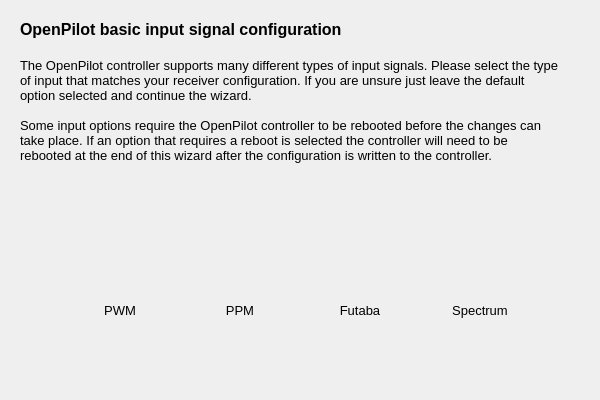
This is ground/openpilotgcs/src/plugins/setupwizard/pages/inputpage.ui in openpilot/OpenPilot as Qt 5 draws it before an edit. The edited form follows.
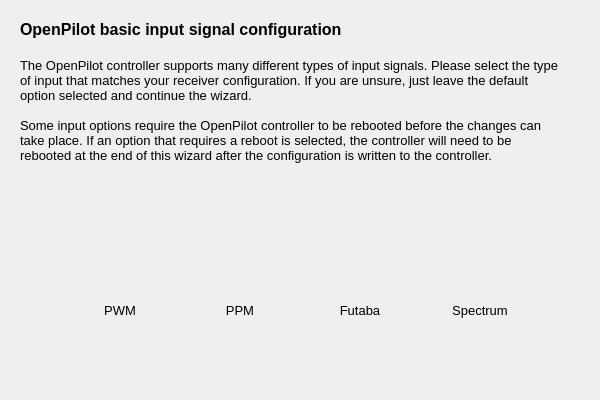
This is the edited form. Icons and pictures are not drawn.

Diff of the .ui file:
```diff
--- a/ground/openpilotgcs/src/plugins/setupwizard/pages/inputpage.ui
+++ b/ground/openpilotgcs/src/plugins/setupwizard/pages/inputpage.ui
@@ -29,9 +29,9 @@
 &lt;/style&gt;&lt;/head&gt;&lt;body style=&quot; font-family:'MS Shell Dlg 2'; font-size:8.25pt; font-weight:400; font-style:normal;&quot;&gt;
 &lt;p style=&quot; margin-top:0px; margin-bottom:0px; margin-left:0px; margin-right:0px; -qt-block-indent:0; text-indent:0px;&quot;&gt;&lt;span style=&quot; font-size:12pt; font-weight:600;&quot;&gt;OpenPilot basic input signal configuration&lt;/span&gt;&lt;/p&gt;
 &lt;p style=&quot;-qt-paragraph-type:empty; margin-top:0px; margin-bottom:0px; margin-left:0px; margin-right:0px; -qt-block-indent:0; text-indent:0px; font-size:12pt; font-weight:600;&quot;&gt;&lt;/p&gt;
-&lt;p style=&quot; margin-top:0px; margin-bottom:0px; margin-left:0px; margin-right:0px; -qt-block-indent:0; text-indent:0px;&quot;&gt;&lt;span style=&quot; font-size:10pt;&quot;&gt;The OpenPilot controller supports many different types of input signals. Please select the type of input that matches your receiver configuration. If you are unsure just leave the default option selected and continue the wizard.&lt;/span&gt;&lt;/p&gt;
+&lt;p style=&quot; margin-top:0px; margin-bottom:0px; margin-left:0px; margin-right:0px; -qt-block-indent:0; text-indent:0px;&quot;&gt;&lt;span style=&quot; font-size:10pt;&quot;&gt;The OpenPilot controller supports many different types of input signals. Please select the type of input that matches your receiver configuration. If you are unsure, just leave the default option selected and continue the wizard.&lt;/span&gt;&lt;/p&gt;
 &lt;p style=&quot;-qt-paragraph-type:empty; margin-top:0px; margin-bottom:0px; margin-left:0px; margin-right:0px; -qt-block-indent:0; text-indent:0px; font-size:10pt;&quot;&gt;&lt;/p&gt;
-&lt;p style=&quot; margin-top:0px; margin-bottom:0px; margin-left:0px; margin-right:0px; -qt-block-indent:0; text-indent:0px;&quot;&gt;&lt;span style=&quot; font-size:10pt;&quot;&gt;Some input options require the OpenPilot controller to be rebooted before the changes can take place. If an option that requires a reboot is selected the controller will need to be rebooted at the end of this wizard after the configuration is written to the controller.&lt;/span&gt;&lt;/p&gt;&lt;/body&gt;&lt;/html&gt;</string>
+&lt;p style=&quot; margin-top:0px; margin-bottom:0px; margin-left:0px; margin-right:0px; -qt-block-indent:0; text-indent:0px;&quot;&gt;&lt;span style=&quot; font-size:10pt;&quot;&gt;Some input options require the OpenPilot controller to be rebooted before the changes can take place. If an option that requires a reboot is selected, the controller will need to be rebooted at the end of this wizard after the configuration is written to the controller.&lt;/span&gt;&lt;/p&gt;&lt;/body&gt;&lt;/html&gt;</string>
    </property>
    <property name="alignment">
     <set>Qt::AlignLeading|Qt::AlignLeft|Qt::AlignTop</set>
```
